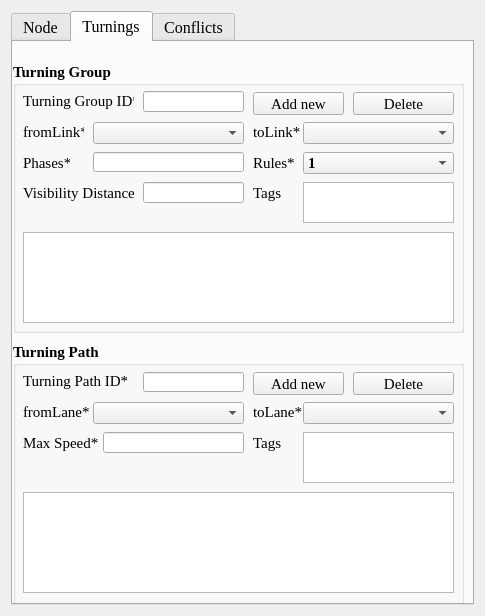
This is ui_multinode.ui in chaitanyamalaviya/Trafficera as Qt 5 draws it before an edit. The edited form follows.
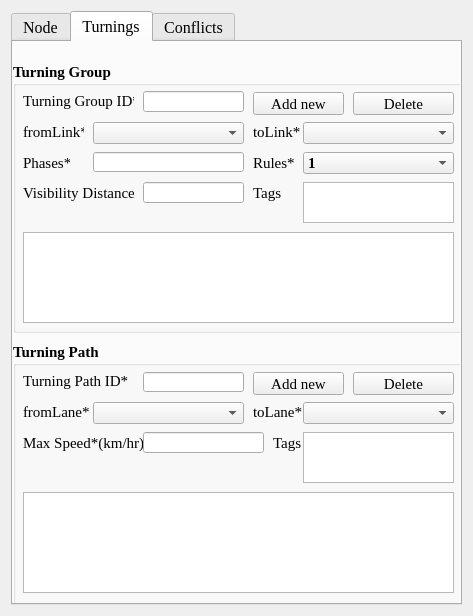
This is the edited form. The open tabs and pages were chosen to show the change.

Diff of the .ui file:
```diff
--- a/ui_multinode.ui
+++ b/ui_multinode.ui
@@ -9,7 +9,7 @@
    <rect>
     <x>0</x>
     <y>0</y>
-    <width>485</width>
+    <width>473</width>
     <height>616</height>
    </rect>
   </property>
@@ -773,7 +773,7 @@
          <rect>
           <x>10</x>
           <y>90</y>
-          <width>81</width>
+          <width>121</width>
           <height>21</height>
          </rect>
         </property>
@@ -784,7 +784,7 @@
          </font>
         </property>
         <property name="text">
-         <string>Max Speed*</string>
+         <string>Max Speed*(km/hr)</string>
         </property>
        </widget>
        <widget class="QTextEdit" name="tags_turningpath">
@@ -800,7 +800,7 @@
        <widget class="QLabel" name="tagts_tp_label">
         <property name="geometry">
          <rect>
-          <x>240</x>
+          <x>260</x>
           <y>90</y>
           <width>31</width>
           <height>21</height>
@@ -849,9 +849,9 @@
       <widget class="QLineEdit" name="maxSpeed">
        <property name="geometry">
         <rect>
-         <x>90</x>
+         <x>130</x>
          <y>390</y>
-         <width>141</width>
+         <width>121</width>
          <height>21</height>
         </rect>
        </property>
```
Left out of the diff: 2 changed lines with no effect on the pictures.
